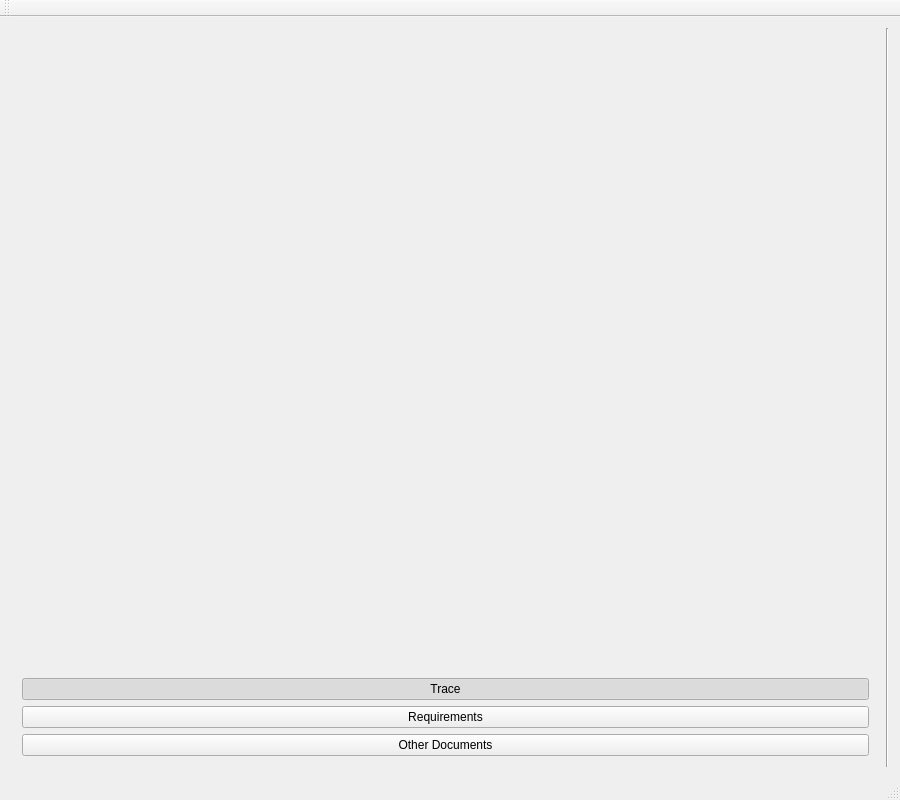
First picture: the form in mainwindow.ui, repository JoseCM/TraceabilityMatrix, before the edit.
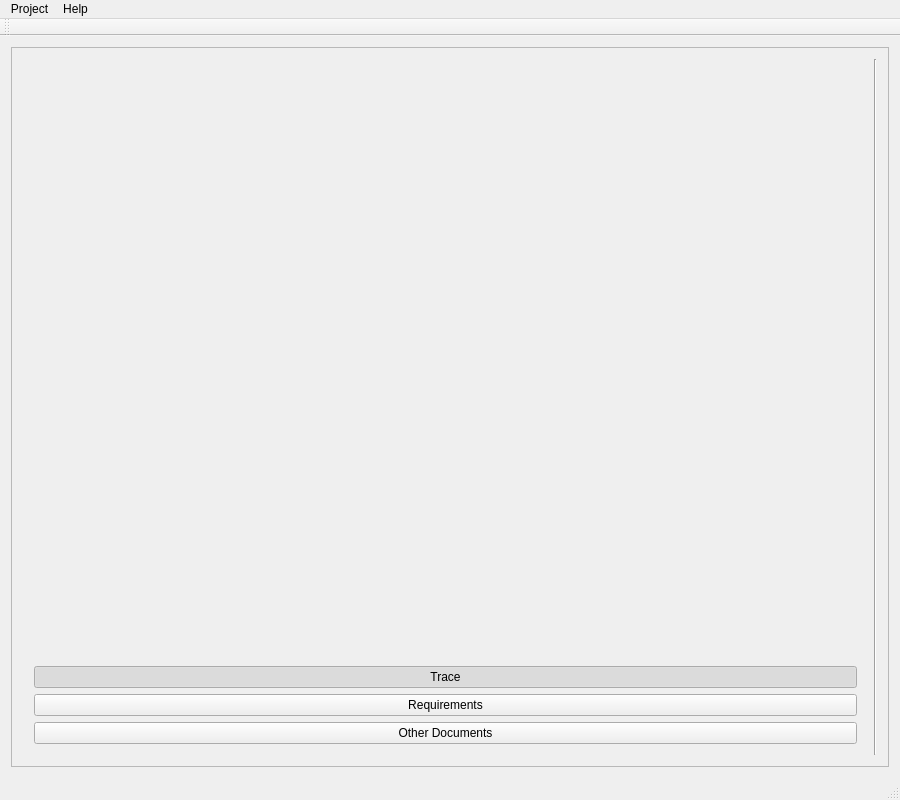
Second picture: the form after the edit. Icons and pictures are not drawn.

Patch:
```diff
--- a/mainwindow.ui
+++ b/mainwindow.ui
@@ -17,15 +17,39 @@
    </sizepolicy>
   </property>
   <property name="windowTitle">
-   <string>MainWindow</string>
+   <string>xMatrix</string>
+  </property>
+  <property name="windowIcon">
+   <iconset>
+    <selectedon>:/icon.png</selectedon>
+   </iconset>
+  </property>
+  <property name="autoFillBackground">
+   <bool>true</bool>
+  </property>
+  <property name="unifiedTitleAndToolBarOnMac">
+   <bool>false</bool>
   </property>
   <widget class="QWidget" name="centralWidget">
    <layout class="QHBoxLayout" name="horizontalLayout">
     <item>
-     <layout class="QVBoxLayout" name="verticalLayout">
-      <property name="sizeConstraint">
-       <enum>QLayout::SetMinimumSize</enum>
+     <widget class="QFrame" name="frame">
+      <property name="styleSheet">
+       <string notr="true"/>
       </property>
+      <property name="frameShape">
+       <enum>QFrame::StyledPanel</enum>
+      </property>
+      <property name="frameShadow">
+       <enum>QFrame::Raised</enum>
+      </property>
+      <layout class="QHBoxLayout" name="horizontalLayout_2">
+       <item>
+        <widget class="QWidget" name="widget" native="true">
+         <property name="styleSheet">
+          <string notr="true"/>
+         </property>
+         <layout class="QVBoxLayout" name="verticalLayout_2">
       <item>
        <spacer name="verticalSpacer_2">
         <property name="orientation">
@@ -34,15 +58,12 @@
         <property name="sizeHint" stdset="0">
          <size>
           <width>20</width>
-          <height>40</height>
+              <height>706</height>
          </size>
         </property>
        </spacer>
       </item>
       <item>
-       <widget class="QWidget" name="widget" native="true">
-        <layout class="QVBoxLayout" name="verticalLayout_2">
-         <item>
           <widget class="QPushButton" name="showTrace">
            <property name="sizePolicy">
             <sizepolicy hsizetype="Minimum" vsizetype="Fixed">
@@ -96,8 +117,6 @@
         </layout>
        </widget>
       </item>
-     </layout>
-    </item>
     <item>
      <widget class="Line" name="line">
       <property name="orientation">
@@ -107,6 +126,9 @@
     </item>
    </layout>
   </widget>
+    </item>
+   </layout>
+  </widget>
   <widget class="QMenuBar" name="menuBar">
    <property name="geometry">
     <rect>
@@ -116,6 +138,20 @@
      <height>21</height>
     </rect>
    </property>
+   <widget class="QMenu" name="menuProject">
+    <property name="title">
+     <string>Project</string>
+    </property>
+    <addaction name="actionNew_Project"/>
+    <addaction name="actionOpen_Project"/>
+   </widget>
+   <widget class="QMenu" name="menuHelp">
+    <property name="title">
+     <string>Help</string>
+    </property>
+   </widget>
+   <addaction name="menuProject"/>
+   <addaction name="menuHelp"/>
   </widget>
   <widget class="QToolBar" name="mainToolBar">
    <attribute name="toolBarArea">
```
Left out of the diff: 10 changed lines with no effect on the pictures. Lines whose indentation alone changed are shown as unchanged.
